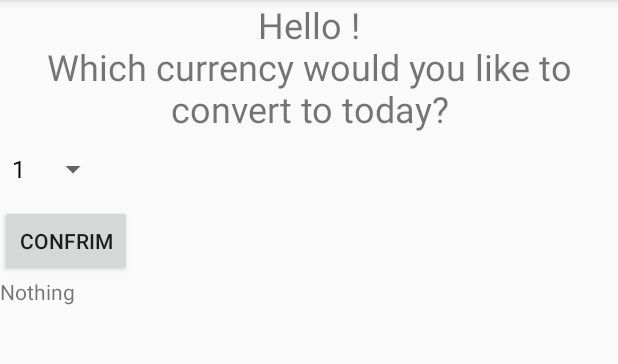
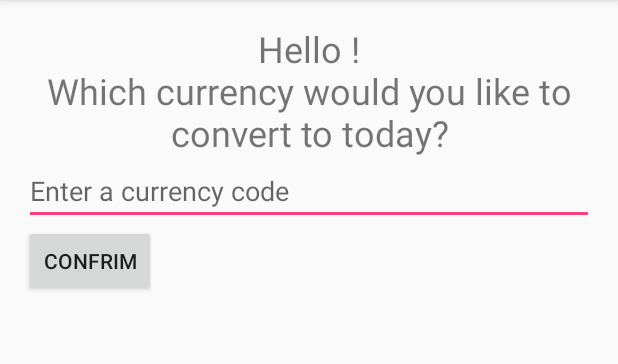
Before and after one commit to ZhourgiePorgie/Android, an Android app: the screen it shows after launch (OptionsActivity), after a tap on "SUBMIT", on a phone screen of 412 x 824 dp, the part 84-448 px from its top. Run offline under Robolectric (Android 15) with nearby library versions, the phone set to English and light mode, and no system bars; libraries missing offline, so code that uses them is left out: com.loopj.android, cz.msebera.android.

Commit message:
Bitcoin Converter retrieves data from server

```diff
--- a/BitCoinConverter/app/src/main/java/com/example/android/bitcoinconverter/OptionsActivity.java
+++ b/BitCoinConverter/app/src/main/java/com/example/android/bitcoinconverter/OptionsActivity.java
@@ -1,20 +1,33 @@
 package com.example.android.bitcoinconverter;
 
 import android.content.Intent;
+import android.content.SharedPreferences;
 import android.support.v7.app.AppCompatActivity;
 import android.os.Bundle;
+import android.util.Log;
 import android.view.View;
 import android.widget.ArrayAdapter;
 import android.widget.EditText;
 import android.widget.Spinner;
 import android.widget.TextView;
 
+import com.loopj.android.http.AsyncHttpClient;
+import com.loopj.android.http.JsonHttpResponseHandler;
+
+import org.json.JSONException;
+import org.json.JSONObject;
+
+import cz.msebera.android.httpclient.Header;
+
 public class OptionsActivity extends AppCompatActivity {
 
+    private AsyncHttpClient client;
+    private final String MY_PREFS_NAME = "myPreferenceFile";
+    private SharedPreferences sharedpreferences;
     private String currency;
     private String name;
     private String greeting;
-    private double rate;
+    private float rate;
 
     @Override
     protected void onCreate(Bundle savedInstanceState) {
@@ -28,25 +41,45 @@ public class OptionsActivity extends AppCompatActivity {
         TextView greetView = (TextView) findViewById(R.id.greeting_screen);
         greetView.setText(greeting);
 
-        // Creates dropdown menu
-        Spinner dropdown = findViewById(R.id.spinner);
-        String[] choices = new String[]{"1", "2", "3", "4"};
-        ArrayAdapter<String> adapter = new ArrayAdapter<>(this, android.R.layout.simple_spinner_dropdown_item, choices);
-        dropdown.setAdapter(adapter);
+//        // Creates dropdown menu
+//        Spinner dropdown = findViewById(R.id.spinner);
+//        String[] choices = new String[]{"1", "2", "3", "4"};
+//        ArrayAdapter<String> adapter = new ArrayAdapter<>(this, android.R.layout.simple_spinner_dropdown_item, choices);
+//        dropdown.setAdapter(adapter);
     }
 
     /* Remembers the chosen currency and moves to next screen */
-    public void convert(View view) {
-//        currency = "USD"; //choosen currency
-//        //find exchange rate with client and pass as extra
-//        rate = 0;
-//        Bundle b = new Bundle();
-//        b.putDouble("rate", rate);
+    public void convert(View view) throws JSONException{
+        //Takes user input for currency choice
+        EditText currencyInput = findViewById(R.id.currency_input);
+        currency = currencyInput.getText().toString();
 
-        Intent intent = new Intent(this, ResultActivity.class);
-//        intent.putExtra("currency", currency);
-//        intent.putExtras(b);
-        startActivity(intent);
+        //Fetches rate from with the API
+        client = new AsyncHttpClient();
+        client.get("https://apiv2.bitcoinaverage.com/constants/exchangerates/global", new JsonHttpResponseHandler() {
+            @Override
+            public void onSuccess(int statusCode, Header[] headers, JSONObject response) {
+                try {
+                    super.onSuccess(statusCode, headers, response);
+                    if (response.get("rates") instanceof JSONObject) {
+                        Log.i("check", "JSON");
+                    }
+                    String jsonResponse = response.getJSONObject("rates").getJSONObject(currency).get("rate").toString();
+                    rate = Float.parseFloat(jsonResponse);
+                    Log.i("tag", "onSuccess: " + jsonResponse);
+                    Log.i("tag", "onSuccess: " + rate);
+
+                    //Moves to next screen passing currency and rate as extras
+                    Intent intent = new Intent(OptionsActivity.this, ResultActivity.class);
+                    intent.putExtra("currency", currency);
+                    intent.putExtra("rate", rate);
+                    startActivity(intent);
+                }
+                catch (JSONException e) {
+                    Log.d("tag", e.toString());
+                }
+            }
+        });
     }
 
 }
--- a/BitCoinConverter/app/src/main/res/layout/activity_options.xml
+++ b/BitCoinConverter/app/src/main/res/layout/activity_options.xml
@@ -10,8 +10,7 @@
         android:layout_width="match_parent"
         android:layout_height="match_parent"
         android:orientation="vertical"
-        tools:layout_editor_absoluteX="115dp"
-        tools:layout_editor_absoluteY="43dp">
+        android:layout_margin="16sp">
 
         <TextView
             android:id="@+id/greeting_screen"
@@ -21,11 +20,11 @@
             android:text="Didn't receive a name..."
             android:textSize="24dp" />
 
-        <Spinner
-            android:id="@+id/spinner"
-            android:layout_width="wrap_content"
+        <EditText
+            android:id="@+id/currency_input"
+            android:layout_width="match_parent"
             android:layout_height="wrap_content"
-            android:spinnerMode="dropdown"></Spinner>
+            android:hint="Enter a currency code" />
 
         <Button
             android:layout_width="wrap_content"
@@ -33,12 +32,6 @@
             android:onClick="convert"
             android:text="Confrim" />
 
-        <TextView
-            android:id="@+id/test"
-            android:layout_width="wrap_content"
-            android:layout_height="wrap_content"
-            android:text="Nothing" />
-
     </LinearLayout>
 
 </android.support.constraint.ConstraintLayout>
--- a/HappyBirthday/app/src/main/res/layout/activity_main.xml
+++ b/HappyBirthday/app/src/main/res/layout/activity_main.xml
@@ -17,7 +17,7 @@
     <TextView
         android:layout_width="wrap_content"
         android:layout_height="wrap_content"
-        android:text="Happy Birthday, Jane!"
+        android:text="Happy Birthday, Steven!"
         android:textSize="32sp"
         android:fontFamily="sans-serif-light"
         android:textColor="@android:color/white"
--- a/JustJava/app/src/main/res/layout/activity_main.xml
+++ b/JustJava/app/src/main/res/layout/activity_main.xml
@@ -16,8 +16,7 @@
             android:layout_width="match_parent"
             android:layout_height="wrap_content"
             android:hint="Name"
-            android:inputType="textCapWords"
-            />
+            android:inputType="textCapWords" />
 
         <TextView
             android:layout_width="wrap_content"
```
Also changed, not shown: BitCoinConverter/app/src/main/java/com/example/android/bitcoinconverter/MainActivity.java (+4 -16 lines), BitCoinConverter/app/src/main/java/com/example/android/bitcoinconverter/ResultActivity.java (+16 -8 lines), JustJava/app/src/main/java/com/example/android/justjava/MainActivity.java (+3 -5 lines), 1 other file.
